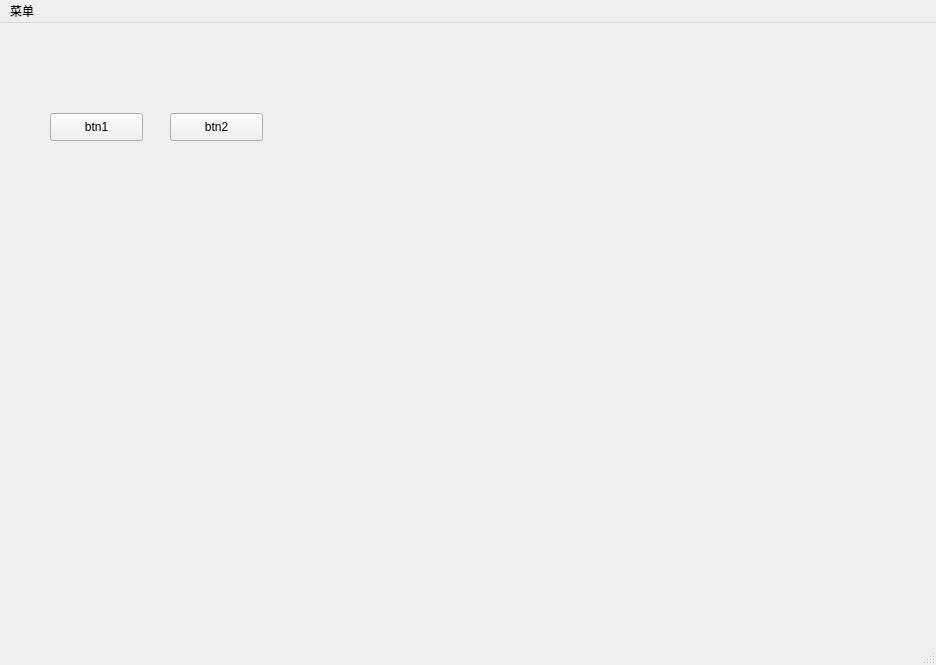
Qt form pro0714/v0.1/ui/main.ui (xqhxxx/Pycodes) before a commit.
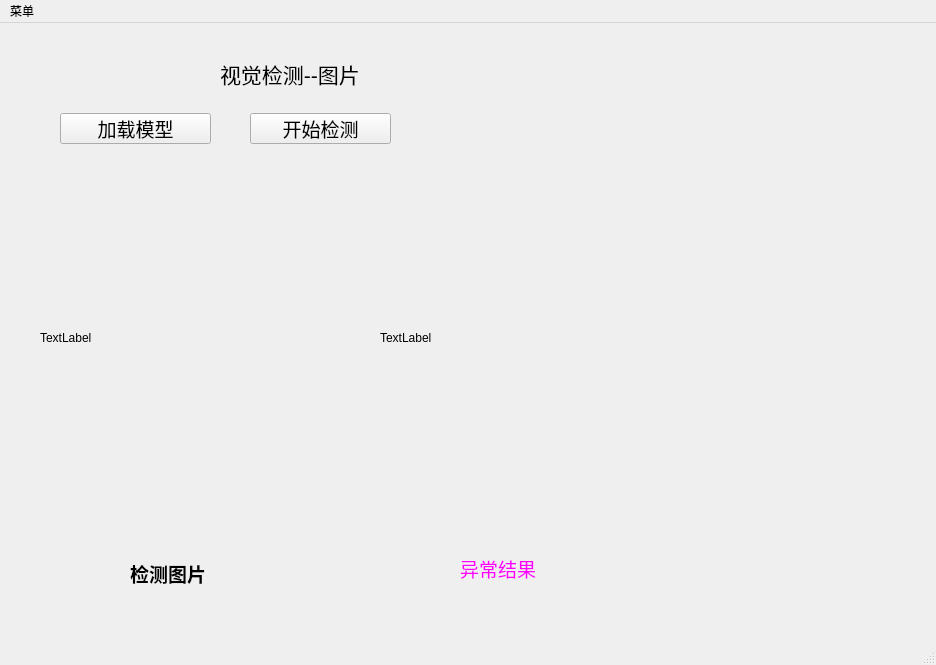
The same form after that commit. Icons and pictures are not drawn.

Commit message: xxx 增加ui  设置action

```diff
--- a/pro0714/v0.1/ui/main.ui
+++ b/pro0714/v0.1/ui/main.ui
@@ -638,27 +638,128 @@
       <widget class="QPushButton" name="btn1">
        <property name="geometry">
         <rect>
-         <x>20</x>
+         <x>30</x>
          <y>80</y>
-         <width>93</width>
-         <height>28</height>
+         <width>151</width>
+         <height>31</height>
         </rect>
        </property>
+       <property name="font">
+        <font>
+         <pointsize>14</pointsize>
+        </font>
+       </property>
        <property name="text">
-        <string>btn1</string>
+        <string>加载模型</string>
        </property>
       </widget>
       <widget class="QPushButton" name="login_Button_2">
        <property name="geometry">
         <rect>
-         <x>140</x>
+         <x>220</x>
          <y>80</y>
-         <width>93</width>
-         <height>28</height>
+         <width>141</width>
+         <height>31</height>
         </rect>
        </property>
+       <property name="font">
+        <font>
+         <pointsize>14</pointsize>
+        </font>
+       </property>
        <property name="text">
-        <string>btn2</string>
+        <string>开始检测</string>
+       </property>
+      </widget>
+      <widget class="QLabel" name="label_image">
+       <property name="geometry">
+        <rect>
+         <x>10</x>
+         <y>130</y>
+         <width>300</width>
+         <height>350</height>
+        </rect>
+       </property>
+       <property name="text">
+        <string>TextLabel</string>
+       </property>
+      </widget>
+      <widget class="QLabel" name="label_image_result">
+       <property name="geometry">
+        <rect>
+         <x>350</x>
+         <y>130</y>
+         <width>300</width>
+         <height>350</height>
+        </rect>
+       </property>
+       <property name="text">
+        <string>TextLabel</string>
+       </property>
+      </widget>
+      <widget class="QLabel" name="label_21">
+       <property name="geometry">
+        <rect>
+         <x>100</x>
+         <y>525</y>
+         <width>101</width>
+         <height>31</height>
+        </rect>
+       </property>
+       <property name="font">
+        <font>
+         <family>3ds</family>
+         <pointsize>14</pointsize>
+         <weight>75</weight>
+         <bold>true</bold>
+        </font>
+       </property>
+       <property name="text">
+        <string>检测图片</string>
+       </property>
+      </widget>
+      <widget class="QLabel" name="label_22">
+       <property name="geometry">
+        <rect>
+         <x>430</x>
+         <y>525</y>
+         <width>111</width>
+         <height>21</height>
+        </rect>
+       </property>
+       <property name="font">
+        <font>
+         <family>3ds</family>
+         <pointsize>14</pointsize>
+         <weight>50</weight>
+         <italic>false</italic>
+         <bold>false</bold>
+        </font>
+       </property>
+       <property name="styleSheet">
+        <string notr="true">color: rgb(255, 0, 255);
+font: 14pt &quot;3ds&quot;;</string>
+       </property>
+       <property name="text">
+        <string>异常结果</string>
+       </property>
+      </widget>
+      <widget class="QLabel" name="label_23">
+       <property name="geometry">
+        <rect>
+         <x>190</x>
+         <y>20</y>
+         <width>231</width>
+         <height>41</height>
+        </rect>
+       </property>
+       <property name="font">
+        <font>
+         <pointsize>16</pointsize>
+        </font>
+       </property>
+       <property name="text">
+        <string>视觉检测--图片</string>
        </property>
       </widget>
      </widget>
```
Left out of the diff: 4 changed lines with no effect on the pictures. The commit also changes 1 other file.
